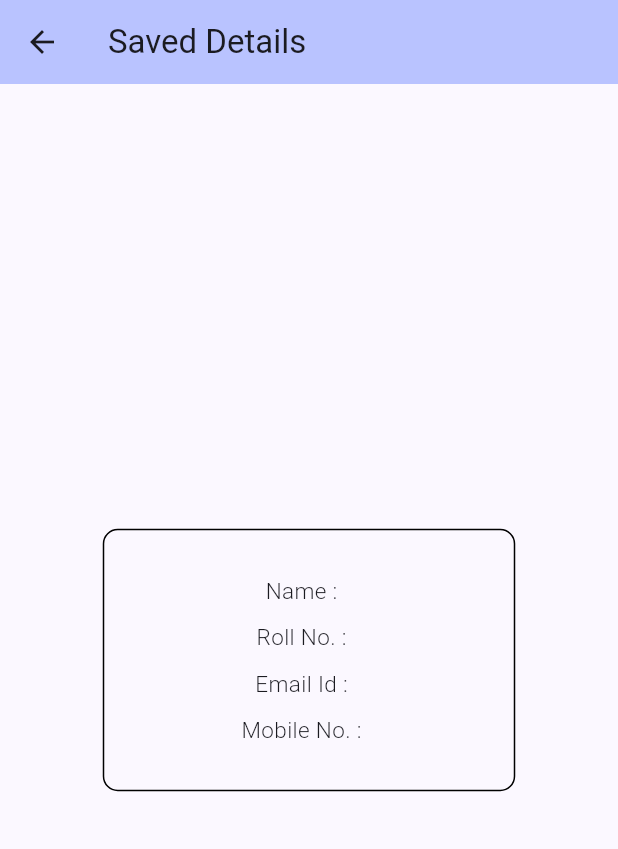
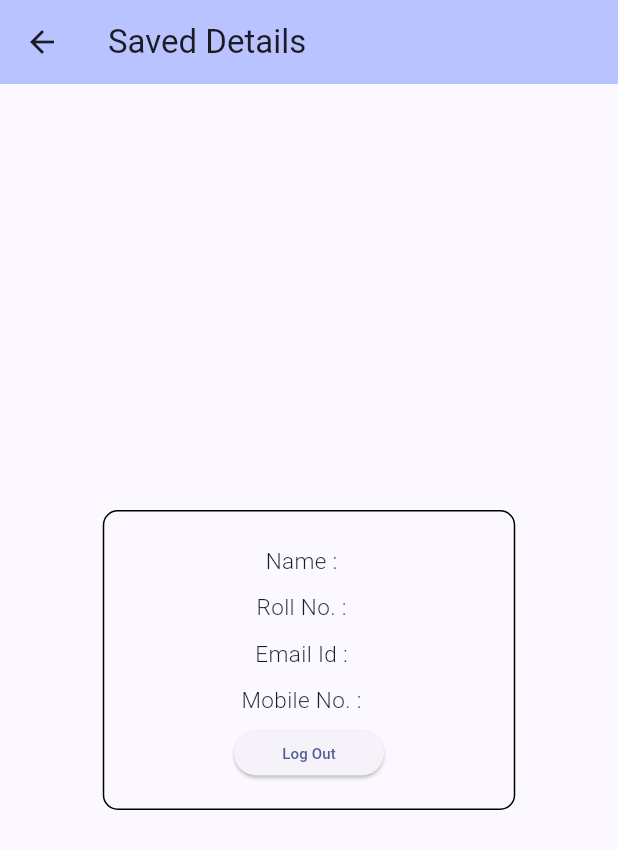
Before and after one commit to rjydviitk/Assignment_3_Q_1, a Flutter app: the screen it shows after launch, after a tap on "Show Details", on a phone screen of 412 x 824 dp. Shown: the top 849 px of the screen. Run offline on Flutter 3.47's test engine with Material 3 defaults, Android fonts, the phone set to English and light mode, and no system bars.

Commit message:
Final Changes

```diff
--- a/students_details_app/lib/DetailsPage.dart
+++ b/students_details_app/lib/DetailsPage.dart
@@ -1,10 +1,11 @@
 import 'package:flutter/material.dart';
+import 'package:students_details_app/main.dart';
 
 class DetailsPage extends StatelessWidget {
   var namefromhome;
-  var rollnofromhome = "220869";
-  var emailidfromhome = "ramjiyadav22@iitk.ac.in";
-  var mobilenofromhome = "8384834760";
+  var rollnofromhome;
+  var emailidfromhome;
+  var mobilenofromhome;
 
   DetailsPage(this.namefromhome, this.rollnofromhome, this.emailidfromhome,
       this.mobilenofromhome);
@@ -19,7 +20,7 @@ class DetailsPage extends StatelessWidget {
       body: Center(
         child: Container(
           width: 275,
-          height: 175,
+          height: 200,
           padding: const EdgeInsets.all(16.0),
           decoration: BoxDecoration(
             border: Border.all(
@@ -112,6 +113,40 @@ class DetailsPage extends StatelessWidget {
                       )),
                 ],
               ),
+              SizedBox(
+                height: 10,
+              ),
+              Container(
+                width: 100,
+                height: 30,
+                child: ElevatedButton(
+                  onPressed: () {
+                    showDialog(
+                        context: context,
+                        builder: (context) {
+                          return Container(
+                            child: AlertDialog(
+                              title: Text('$namefromhome\n, Logged Out'),
+                              actions: [
+                                TextButton(
+                                    onPressed: () {
+                                      Navigator.popUntil(
+                                          context, (route) => false);
+                                    },
+                                    child: Text('OK')),
+                              ],
+                            ),
+                          );
+                        });
+                  },
+                  child: Text(
+                    'Log Out',
+                    style: TextStyle(
+                      fontSize: 10,
+                    ),
+                  ),
+                ),
+              )
             ],
           ),
         ),
```
